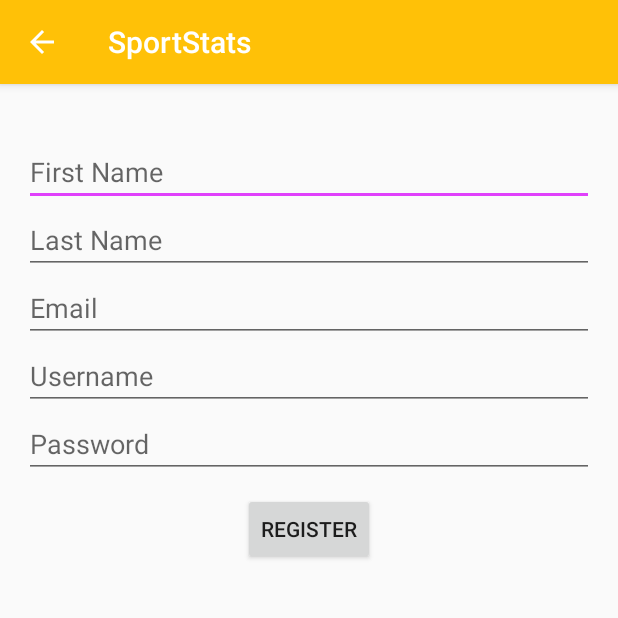
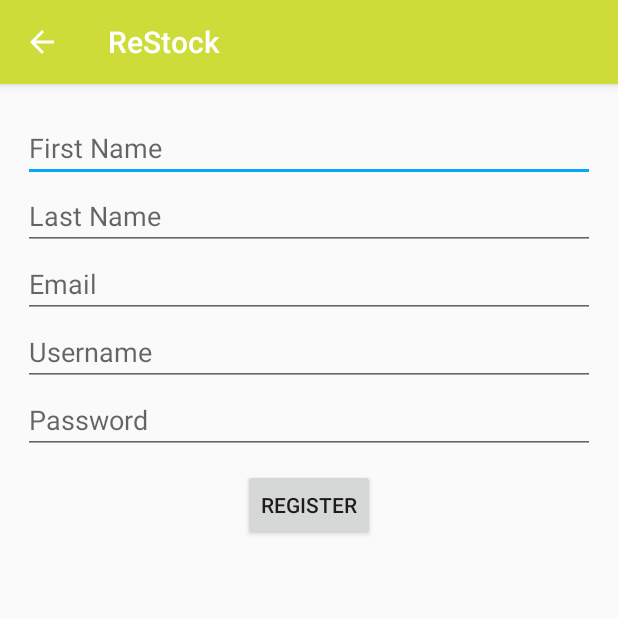
Before and after one commit to inthra/w2Fri-ReStock, an Android app: the RegisterActivity screen opened directly, with no data from a screen before it, on a phone screen of 412 x 824 dp, the top half of it. Run offline under Robolectric (Android 15) with nearby library versions, the phone set to English and light mode, and no system bars.

Commit message:
Clean up some names from SportStats to Restock.

```diff
--- a/app/src/main/java/com/epicodus/restock/DeliveryActivity.java
+++ b/app/src/main/java/com/epicodus/restock/DeliveryActivity.java
@@ -21,7 +21,7 @@ public class DeliveryActivity extends AppCompatActivity {
     @Override
     protected void onCreate(Bundle savedInstanceState) {
         super.onCreate(savedInstanceState);
-        setContentView(R.layout.activity_teams);
+        setContentView(R.layout.activity_delivery);
         ButterKnife.bind(this);
 
         mUsername = (TextView) findViewById(R.id.etUsername);
--- a/app/src/main/res/layout/activity_main.xml
+++ b/app/src/main/res/layout/activity_main.xml
@@ -3,10 +3,6 @@
     xmlns:tools="http://schemas.android.com/tools"
     android:layout_width="match_parent"
     android:layout_height="match_parent"
-    android:paddingBottom="@dimen/activity_vertical_margin"
-    android:paddingLeft="@dimen/activity_horizontal_margin"
-    android:paddingRight="@dimen/activity_horizontal_margin"
-    android:paddingTop="@dimen/activity_vertical_margin"
     tools:context="com.epicodus.restock.MainActivity">
 
     <ImageView
--- a/app/src/main/res/layout/activity_register.xml
+++ b/app/src/main/res/layout/activity_register.xml
@@ -3,17 +3,17 @@
     xmlns:tools="http://schemas.android.com/tools"
     android:layout_width="match_parent"
     android:layout_height="match_parent"
-    android:paddingBottom="@dimen/activity_vertical_margin"
-    android:paddingLeft="@dimen/activity_horizontal_margin"
-    android:paddingRight="@dimen/activity_horizontal_margin"
-    android:paddingTop="@dimen/activity_vertical_margin"
     tools:context="com.epicodus.restock.RegisterActivity">
+
+
 
     <EditText
         android:layout_width="wrap_content"
         android:layout_height="wrap_content"
         android:id="@+id/etFirstName"
         android:layout_marginTop="20dp"
+        android:layout_marginLeft="15dp"
+        android:layout_marginRight="15dp"
         android:layout_alignParentTop="true"
         android:layout_alignParentStart="true"
         android:layout_alignParentEnd="true"
@@ -22,42 +22,46 @@
     <EditText
         android:layout_width="wrap_content"
         android:layout_height="wrap_content"
-        android:inputType="textEmailAddress"
-        android:ems="10"
-        android:id="@+id/etEmail"
-        android:layout_below="@+id/etLastName"
-        android:layout_alignParentStart="true"
-        android:hint="Email"
-        android:layout_alignEnd="@+id/etLastName" />
-
-    <EditText
-        android:layout_width="wrap_content"
-        android:layout_height="wrap_content"
         android:id="@+id/etLastName"
+        android:layout_marginLeft="15dp"
+        android:layout_marginRight="15dp"
         android:layout_below="@+id/etFirstName"
         android:layout_alignParentStart="true"
-        android:layout_alignEnd="@+id/etFirstName"
+        android:layout_alignParentEnd="true"
         android:hint="Last Name" />
 
     <EditText
         android:layout_width="wrap_content"
         android:layout_height="wrap_content"
+        android:inputType="textEmailAddress"
+        android:id="@+id/etEmail"
+        android:layout_marginLeft="15dp"
+        android:layout_below="@+id/etLastName"
+        android:layout_alignParentStart="true"
+        android:layout_alignEnd="@+id/etLastName"
+        android:hint="Email" />
+
+    <EditText
+        android:layout_width="wrap_content"
+        android:layout_height="wrap_content"
         android:id="@+id/etUserName"
-        android:hint="Username"
+        android:layout_marginLeft="15dp"
+        android:layout_marginRight="15dp"
         android:layout_below="@+id/etEmail"
         android:layout_alignParentEnd="true"
-        android:layout_alignParentStart="true" />
+        android:layout_alignParentStart="true"
+        android:hint="Username" />
 
     <EditText
         android:layout_width="wrap_content"
         android:layout_height="wrap_content"
         android:inputType="textPassword"
-        android:ems="10"
         android:id="@+id/etPassWord"
-        android:hint="Password"
+        android:layout_marginLeft="15dp"
         android:layout_below="@+id/etUserName"
         android:layout_alignParentStart="true"
-        android:layout_alignEnd="@+id/etEmail" />
+        android:layout_alignEnd="@+id/etEmail"
+        android:hint="Password" />
 
     <Button
         android:layout_width="wrap_content"
@@ -68,4 +72,5 @@
         android:layout_below="@+id/etPassWord"
         android:layout_centerHorizontal="true"
         android:textSize="@dimen/abc_text_size_small_material" />
+
 </RelativeLayout>
--- a/app/src/main/res/values/colors.xml
+++ b/app/src/main/res/values/colors.xml
@@ -1,9 +1,9 @@
 <?xml version="1.0" encoding="utf-8"?>
 <resources>
-    <color name="colorPrimary">#FFC107</color>
+    <color name="colorPrimary">#CDDC39</color>
     <color name="colorPrimaryDark">#000000</color>
-    <color name="colorPrimaryLight">#ffecb3</color>
-    <color name="colorAccent">#E040FB</color>
+    <color name="colorPrimaryLight">#F0F4C3</color>
+    <color name="colorAccent">#03A9F4</color>
     <color name="colorPrimaryText">#212121</color>
     <color name="colorSecondaryText">#727272</color>
     <color name="colorTextIcons">#212121</color>
--- a/app/src/main/res/values/strings.xml
+++ b/app/src/main/res/values/strings.xml
@@ -1,3 +1,3 @@
 <resources>
-    <string name="app_name">SportStats</string>
+    <string name="app_name">ReStock</string>
 </resources>
--- a/gradle.properties
+++ b/gradle.properties
@@ -16,3 +16,8 @@
 # This option should only be used with decoupled projects. More details, visit
 # http://www.gradle.org/docs/current/userguide/multi_project_builds.html#sec:decoupled_projects
 # org.gradle.parallel=true
+
+YelpConsumerKey = "ukIRTR-WBptcPmQ0ojnjRg"
+YelpConsumerSecret = "A_u9seplphOIUyIEyDYDCjfb9sM"
+YelpToken = "WCbf1suLZOBBqm4oYu5FJpPvSn4EYEoR"
+YelpTokenSecret = "fRigt0aOSJ-XvKVZF4F5QQEU6Js"
```
Also changed, not shown: app/src/main/res/layout/activity_delivery.xml (renamed from app/src/main/res/layout/activity_teams.xml).
